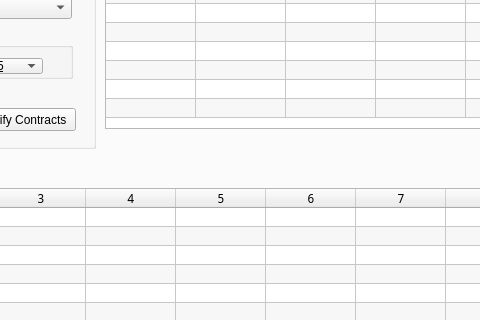
Before: the Qt Designer form QT_screens/QT_IB/bullSpreadViewSmall.ui in michaelrkost/PyOptions, drawn with Qt 5; both pictures show x 217 to 697 and y 177 to 497 of the 925 by 774 pixel window.
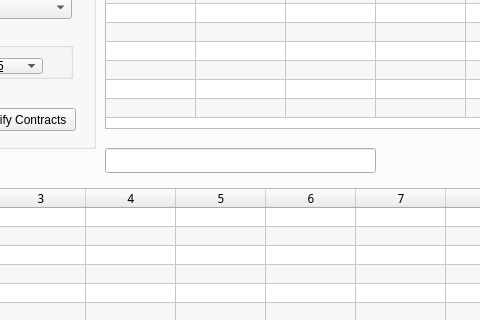
After: the same form once the commit is applied. Icons and pictures are not drawn.

Patch:
```diff
--- a/QT_screens/QT_IB/bullSpreadViewSmall.ui
+++ b/QT_screens/QT_IB/bullSpreadViewSmall.ui
@@ -615,6 +615,19 @@
        <string>Contracts</string>
       </property>
      </widget>
+     <widget class="QLineEdit" name="lineEdit_underlying">
+      <property name="geometry">
+       <rect>
+        <x>320</x>
+        <y>270</y>
+        <width>271</width>
+        <height>25</height>
+       </rect>
+      </property>
+      <property name="readOnly">
+       <bool>true</bool>
+      </property>
+     </widget>
     </widget>
     <widget class="QWidget" name="bullSpread_tab">
      <attribute name="title">
```
